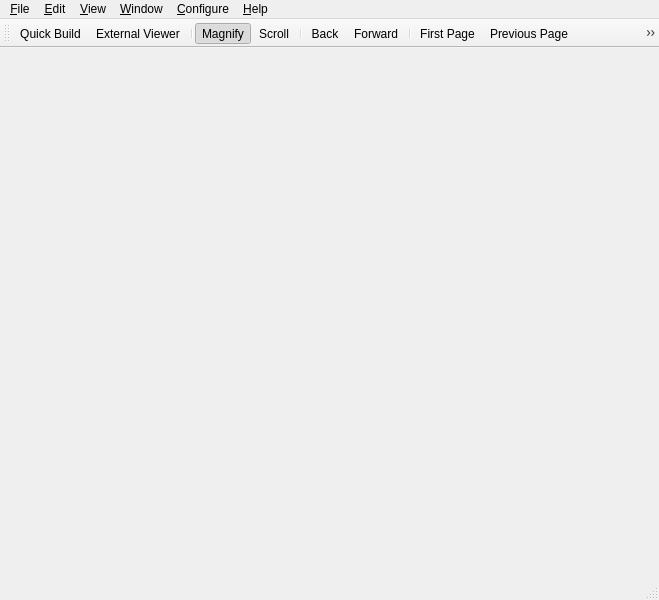
Before: the Qt Designer form PDFDocument.ui in svn2github/texstudio-trunk, drawn with Qt 5.
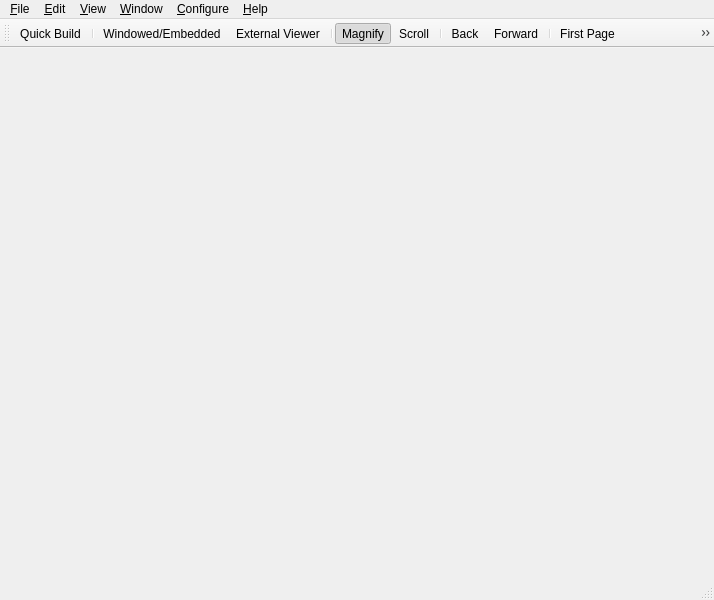
After: the same form once the commit is applied.

Commit message: added toggle button for embedded/windowed viewer, "external viewer" is now really external NOTE: icons renamed. Run qmake, if build fails

```diff
--- a/PDFDocument.ui
+++ b/PDFDocument.ui
@@ -6,7 +6,7 @@
    <rect>
     <x>0</x>
     <y>0</y>
-    <width>659</width>
+    <width>714</width>
     <height>600</height>
    </rect>
   </property>
@@ -22,7 +22,7 @@
     <rect>
      <x>0</x>
      <y>0</y>
-     <width>659</width>
+     <width>714</width>
      <height>21</height>
     </rect>
    </property>
@@ -145,9 +145,11 @@
     <enum>TopToolBarArea</enum>
    </attribute>
    <attribute name="toolBarBreak">
-    <bool>false</bool>
+    <bool>true</bool>
    </attribute>
    <addaction name="actionTypeset"/>
+   <addaction name="separator"/>
+   <addaction name="actionToggleEmbedded"/>
    <addaction name="actionExternalViewer"/>
    <addaction name="separator"/>
    <addaction name="actionMagnify"/>
@@ -823,6 +825,14 @@
     <string>Next shown page</string>
    </property>
   </action>
+  <action name="actionToggleEmbedded">
+   <property name="text">
+    <string>Windowed/Embedded</string>
+   </property>
+   <property name="toolTip">
+    <string>Toggle Windowed/Embedded Viewer</string>
+   </property>
+  </action>
  </widget>
  <resources/>
  <connections>
```
The commit also changes 8 other files.
